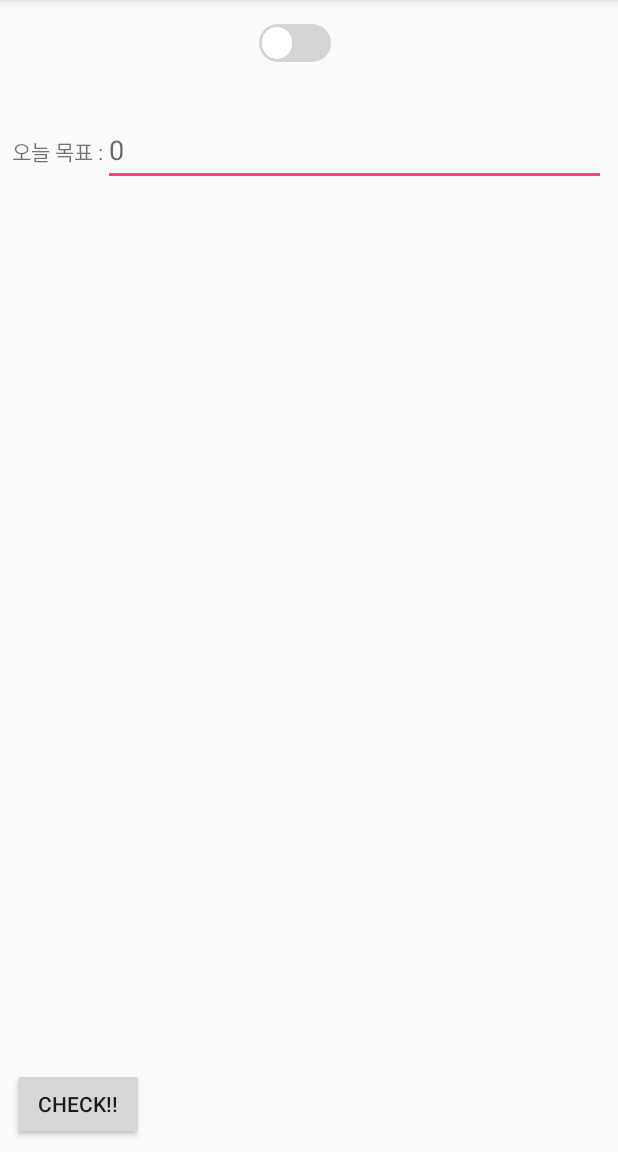
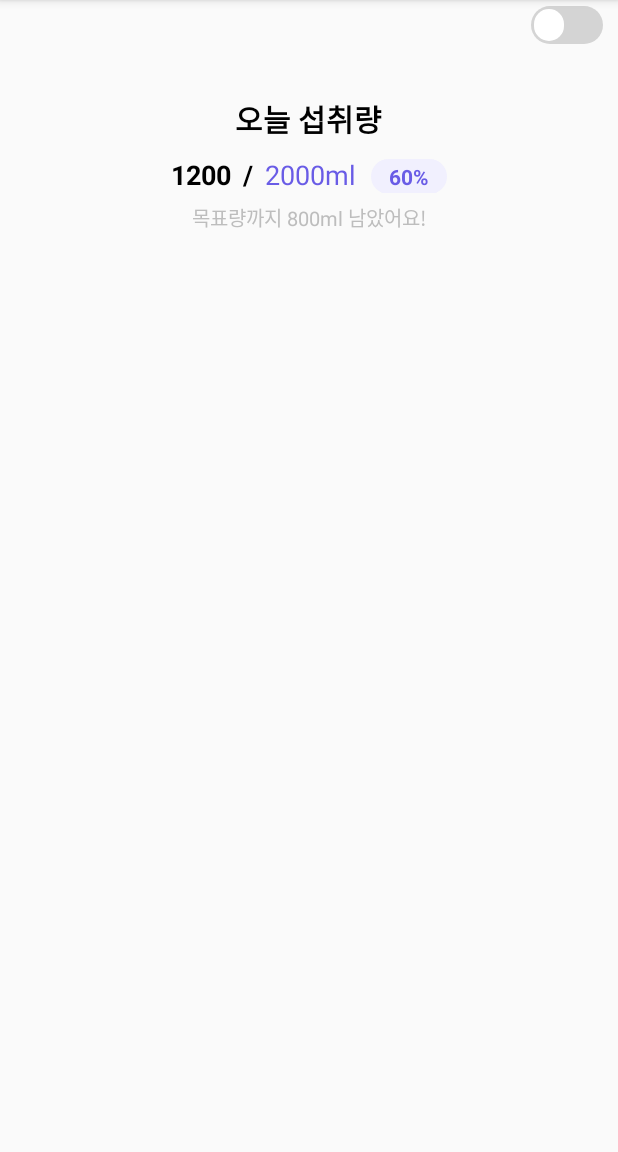
Before and after one commit to CEEDLIVE/Drinking-Water-Assistant, an Android app: the screen it shows after launch (MainActivity), on a phone screen of 412 x 824 dp, the part 84-1236 px from its top. Run offline under Robolectric (Android 15) with nearby library versions, the phone set to English and light mode, and no system bars; our stand-ins replace RxJava; libraries missing offline, so code that uses them is left out: io.realm; 7 statements that could not run were skipped.

Commit message:
메인 화면 레이아웃 구현중
TODO :

```diff
--- a/app/src/main/java/hanmo/com/drinkingwaterassistant/MainActivity.kt
+++ b/app/src/main/java/hanmo/com/drinkingwaterassistant/MainActivity.kt
@@ -19,22 +19,8 @@ class MainActivity : AppCompatActivity() {
 
         compositeDisposable = CompositeDisposable()
 
-        initView()
+
         setSwitch()
-    }
-
-    private fun initView() {
-        val goals = RealmHelper.instance.queryFirst(Goals::class.java)
-        goals?.let {
-            DLog.e(it.toString())
-            it.goal?.let {
-                if (it == 0) {
-                    val myTargetIntent = MyTargetWaterActivity.newIntent(this@MainActivity)
-                    startActivity(myTargetIntent)
-                }
-           }
-        }
-
     }
 
     private fun setSwitch() {
--- a/app/src/main/java/hanmo/com/drinkingwaterassistant/MyTargetWaterActivity.kt
+++ b/app/src/main/java/hanmo/com/drinkingwaterassistant/MyTargetWaterActivity.kt
@@ -6,10 +6,12 @@ import android.os.Bundle
 import android.support.design.widget.Snackbar
 import android.support.v7.app.AppCompatActivity
 import com.jakewharton.rxbinding2.view.clicks
+import com.jakewharton.rxbinding2.widget.textChanges
 import hanmo.com.drinkingwaterassistant.realm.RealmHelper
 import hanmo.com.drinkingwaterassistant.realm.model.Goals
 import io.reactivex.android.schedulers.AndroidSchedulers
 import io.reactivex.disposables.CompositeDisposable
+import io.reactivex.schedulers.Schedulers
 import kotlinx.android.synthetic.main.activity_mytarget.*
 import org.jetbrains.anko.toast
 import java.util.concurrent.TimeUnit
@@ -36,7 +38,8 @@ class MyTargetWaterActivity : AppCompatActivity() {
         compositeDisposable = CompositeDisposable()
 
         setMyTarget()
-        setButton()
+        setConfirmButton()
+        setMyTargetText()
     }
 
     private fun setMyTarget() {
@@ -49,7 +52,22 @@ class MyTargetWaterActivity : AppCompatActivity() {
         }
     }
 
-    private fun setButton() {
+    private fun setMyTargetText() {
+        //Trim 제거해야할듯 (화이트스페이스)
+        //00이면? 0으로 처리해야함
+        //숫자이외의 것을 적으면 버튼 활성화 안되도록
+
+        myTargetText.textChanges()
+                .skipInitialValue()
+                .observeOn(Schedulers.io())
+                .subscribeOn(AndroidSchedulers.mainThread())
+                .subscribe {
+
+                }
+                .apply { compositeDisposable.add(this) }
+    }
+
+    private fun setConfirmButton() {
         myTargetConfirmButton.clicks()
                 .debounce(500, TimeUnit.MILLISECONDS, AndroidSchedulers.mainThread())
                 .doOnNext {
--- /dev/null
+++ b/app/src/main/res/drawable/bg_percent.xml
@@ -0,0 +1,10 @@
+<?xml version="1.0" encoding="utf-8"?>
+<selector xmlns:android="http://schemas.android.com/apk/res/android">
+    <item >
+        <shape android:shape="rectangle">
+            <solid android:color="#F1F0FE"/>
+            <corners android:radius="25dp"/>
+        </shape>
+    </item>
+
+</selector>
--- a/app/src/main/res/layout/activity_main.xml
+++ b/app/src/main/res/layout/activity_main.xml
@@ -11,48 +11,91 @@
         android:layout_width="wrap_content"
         android:layout_height="wrap_content"
         android:layout_marginEnd="8dp"
-        android:layout_marginTop="16dp"
+        android:layout_marginTop="4dp"
         android:checked="false"
         android:paddingLeft="2dp"
         android:paddingRight="2dp"
         android:thumb="@drawable/switch_thumb_custom"
         android:track="@drawable/switch_track_custom"
         app:layout_constraintEnd_toEndOf="parent"
-        app:layout_constraintHorizontal_bias="0.484"
+        app:layout_constraintHorizontal_bias="1.0"
         app:layout_constraintStart_toStartOf="parent"
         app:layout_constraintTop_toTopOf="parent" />
 
     <LinearLayout
-        android:layout_width="match_parent"
+        android:layout_width="wrap_content"
         android:layout_height="wrap_content"
-        android:layout_marginEnd="8dp"
-        android:layout_marginStart="8dp"
-        android:layout_marginTop="76dp"
+        android:layout_marginTop="64dp"
+        android:orientation="vertical"
+        android:gravity="center"
         app:layout_constraintEnd_toEndOf="parent"
-        app:layout_constraintHorizontal_bias="0.0"
         app:layout_constraintStart_toStartOf="parent"
         app:layout_constraintTop_toTopOf="parent">
 
         <TextView
-            android:text="@string/todayGoal"
-            android:gravity="center"
             android:layout_width="wrap_content"
-            android:layout_height="48dp" />
-        <EditText
-            android:id="@+id/todayGoal"
-            android:hint="0"
-            android:layout_width="match_parent"
-            android:layout_height="48dp" />
+            android:layout_height="wrap_content"
+            android:textSize="20sp"
+            android:textColor="@color/blackColor"
+            android:textStyle="bold"
+            android:text="@string/todayWaterText" />
+
+        <LinearLayout
+            android:layout_marginTop="10dp"
+            android:layout_width="wrap_content"
+            android:layout_height="wrap_content"
+            android:orientation="horizontal">
+
+            <TextView
+                android:layout_width="wrap_content"
+                android:layout_height="wrap_content"
+                android:textSize="18sp"
+                android:textColor="@color/blackColor"
+                android:textStyle="bold"
+                android:text="1200" />
+
+            <TextView
+                android:layout_width="wrap_content"
+                android:layout_height="wrap_content"
+                android:layout_marginStart="8dp"
+                android:layout_marginEnd="8dp"
+                android:textSize="18sp"
+                android:textColor="@color/blackColor"
+                android:textStyle="bold"
+                android:text="/" />
+
+            <TextView
+                android:layout_width="wrap_content"
+                android:layout_height="wrap_content"
+                android:textSize="18sp"
+                android:textColor="@color/mainColor"
+                android:text="2000ml" />
+
+            <TextView
+                android:layout_width="wrap_content"
+                android:layout_height="wrap_content"
+                android:background="@drawable/bg_percent"
+                android:textSize="14sp"
+                android:textColor="@color/mainColor"
+                android:textStyle="bold"
+                android:layout_marginStart="10dp"
+                android:paddingTop="2dp"
+                android:paddingBottom="2dp"
+                android:paddingStart="12dp"
+                android:paddingEnd="12dp"
+                android:text="60%" />
+
+        </LinearLayout>
+
+        <TextView
+            android:layout_marginTop="6dp"
+            android:layout_width="wrap_content"
+            android:layout_height="wrap_content"
+            android:textColor="#BDBDBD"
+            android:textSize="13sp"
+            android:text="목표량까지 800ml 남았어요!" />
+
     </LinearLayout>
 
-    <Button
-        android:id="@+id/confirmButton"
-        android:text="check!!"
-        android:layout_width="wrap_content"
-        android:layout_height="wrap_content"
-        android:layout_marginBottom="8dp"
-        android:layout_marginStart="8dp"
-        app:layout_constraintBottom_toBottomOf="parent"
-        app:layout_constraintStart_toStartOf="parent" />
 
 </android.support.constraint.ConstraintLayout>
--- a/app/src/main/res/layout/activity_mytarget.xml
+++ b/app/src/main/res/layout/activity_mytarget.xml
@@ -44,7 +44,7 @@
                 android:layout_width="wrap_content"
                 android:layout_height="wrap_content"
                 android:fontFamily="@font/nanumbrush"
-                android:padding="5dp"
+                android:padding="10dp"
                 android:text="WaterPin"
                 android:textColor="@color/logoFontColor"
                 android:textSize="30sp" />
@@ -88,6 +88,7 @@
                 android:textSize="14sp"
                 android:paddingTop="8dp"
                 android:paddingBottom="8dp"
+                android:inputType="number"
                 android:hint="목표 섭취량을 입력해 주세요"
                 android:textColorHint="#BDBDBD"
                 android:layout_width="match_parent"
--- a/app/src/main/res/values/strings.xml
+++ b/app/src/main/res/values/strings.xml
@@ -11,4 +11,5 @@
     <string name="water_tracker">water tracker</string>
     <string name="inputMyTargetText">나의 목표 섭취량</string>
     <string name="startConfirm">시작하기</string>
+    <string name="todayWaterText">오늘 섭취량</string>
 </resources>
```
